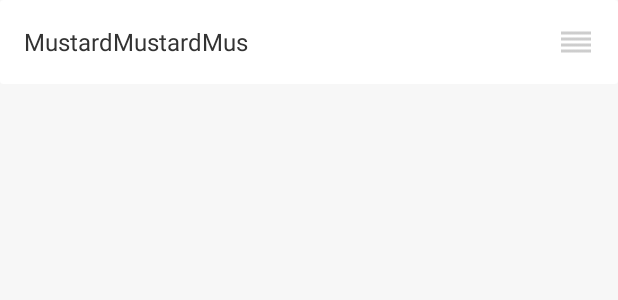
After one commit to xymelon/treasure, an Android app: the layout layout_recycler_view_item.xml on its own in the app's theme, with its tools: preview values and no code run, on a phone screen of 412 x 824 dp. The commit adds this screen. Shown: the top 300 px of the screen. Run offline under Robolectric (Android 15) with nearby library versions, the phone set to English and light mode, and no system bars.

Commit message:
ADD recycler view

```diff
--- a/app/src/main/AndroidManifest.xml
+++ b/app/src/main/AndroidManifest.xml
@@ -35,6 +35,11 @@
             android:label="@string/activity_view"
             android:screenOrientation="portrait" />
 
+        <activity
+            android:name=".activity.RecyclerViewActivity"
+            android:label="@string/activity_recycler_view"
+            android:screenOrientation="portrait" />
+
     </application>
 
 </manifest>
--- a/app/src/main/java/com/xycoding/treasure/activity/CollapsingToolbarActivity.java
+++ b/app/src/main/java/com/xycoding/treasure/activity/CollapsingToolbarActivity.java
@@ -7,7 +7,6 @@ import com.xycoding.treasure.R;
 /**
  * Created by xuyang on 2016/10/27.
  */
-
 public class CollapsingToolbarActivity extends BaseBindingActivity {
 
     @Override
--- a/app/src/main/java/com/xycoding/treasure/view/recyclerview/FooterRecyclerViewAdapter.java
+++ b/app/src/main/java/com/xycoding/treasure/view/recyclerview/FooterRecyclerViewAdapter.java
@@ -56,7 +56,7 @@ public class FooterRecyclerViewAdapter extends RecyclerView.Adapter<RecyclerView
     @Override
     public RecyclerView.ViewHolder onCreateViewHolder(ViewGroup parent, int viewType) {
         if (viewType == VIEW_TYPE_FOOTER) {
-            ViewHolder holder = new ViewHolder(mFooterView);
+            FooterViewHolder holder = new FooterViewHolder(mFooterView);
             if (mRecyclerView.getLayoutManager() instanceof StaggeredGridLayoutManager) {
                 StaggeredGridLayoutManager.LayoutParams layoutParams = new StaggeredGridLayoutManager.LayoutParams
                         (ViewGroup.LayoutParams.MATCH_PARENT, ViewGroup.LayoutParams.WRAP_CONTENT);
@@ -110,8 +110,8 @@ public class FooterRecyclerViewAdapter extends RecyclerView.Adapter<RecyclerView
         mFooterView = view;
     }
 
-    public static class ViewHolder extends RecyclerView.ViewHolder {
-        public ViewHolder(View itemView) {
+    public static class FooterViewHolder extends RecyclerView.ViewHolder {
+        public FooterViewHolder(View itemView) {
             super(itemView);
         }
     }
--- a/app/src/main/res/layout/activity_view.xml
+++ b/app/src/main/res/layout/activity_view.xml
@@ -53,11 +53,11 @@
                 android:hint="输入东西试试" />
 
             <Button
-                android:id="@+id/btn_order"
+                android:id="@+id/btn_recycler_view"
                 android:layout_width="match_parent"
                 android:layout_height="wrap_content"
                 android:layout_marginTop="16dp"
-                android:text="拖动排序" />
+                android:text="RecyclerView" />
 
         </LinearLayout>
 
--- /dev/null
+++ b/app/src/main/res/layout/layout_recycler_view_item.xml
@@ -0,0 +1,43 @@
+<?xml version="1.0" encoding="utf-8"?>
+<layout xmlns:android="http://schemas.android.com/apk/res/android"
+    xmlns:app="http://schemas.android.com/apk/res-auto"
+    xmlns:tools="http://schemas.android.com/tools">
+
+    <FrameLayout
+        android:layout_width="match_parent"
+        android:layout_height="wrap_content">
+
+        <android.support.v7.widget.CardView
+            android:layout_width="match_parent"
+            android:layout_height="56dp"
+            android:background="@color/W1"
+            android:foreground="?attr/selectableItemBackground"
+            app:cardCornerRadius="2dp"
+            app:cardElevation="0dp">
+
+            <ImageView
+                android:id="@+id/iv_sort"
+                android:layout_width="wrap_content"
+                android:layout_height="match_parent"
+                android:layout_gravity="right|center_vertical"
+                android:paddingLeft="16dp"
+                android:paddingRight="16dp"
+                android:scaleType="center"
+                android:src="@drawable/ic_reorder" />
+
+            <TextView
+                android:id="@+id/tv_label"
+                android:layout_width="match_parent"
+                android:layout_height="wrap_content"
+                android:layout_gravity="center_vertical"
+                android:layout_marginRight="56dp"
+                android:paddingLeft="16dp"
+                android:textColor="@color/G20"
+                android:textSize="@dimen/S16"
+                tools:text="MustardMustardMus" />
+
+        </android.support.v7.widget.CardView>
+
+    </FrameLayout>
+
+</layout>
--- a/app/src/main/res/values/strings.xml
+++ b/app/src/main/res/values/strings.xml
@@ -6,6 +6,7 @@
     <string name="activity_collapsing_toolbar">CollapsingToolbar</string>
     <string name="activity_dialog">Dialog</string>
     <string name="activity_view">View</string>
+    <string name="activity_recycler_view">RecyclerView</string>
 
     <string name="label_holder">We challenged ourselves to create a visual language for our users that synthesizes the classic principles of good design with the innovation and possibility of technology and science. This is material design. This spec is a living document that will be updated as we continue to develop the tenets and specifics of material design.</string>
 </resources>
```
Also changed, not shown: app/src/main/java/com/xycoding/treasure/activity/RecyclerViewActivity.java (added, +62 -0 lines), app/src/main/java/com/xycoding/treasure/activity/ViewActivity.java (+10 -3 lines), app/src/main/java/com/xycoding/treasure/adapter/RecyclerViewAdapter.java (added, +111 -0 lines), app/src/main/java/com/xycoding/treasure/view/recyclerview/ItemDragCallBack.java (+5 -4 lines), app/src/main/java/com/xycoding/treasure/view/recyclerview/OnItemTouchListener.java (+7 -0 lines), app/src/main/res/drawable-xhdpi/material_shadow_z3.xml (added, +19 -0 lines), app/src/main/res/drawable-xxhdpi/material_shadow_z3.xml (added, +19 -0 lines), app/src/main/res/layout/activity_recycler_view.xml (added, +30 -0 lines), app/src/main/res/drawable-xhdpi/ic_reorder.png (added), app/src/main/res/drawable-xxhdpi/ic_reorder.png (added), app/src/main/res/drawable/material_shadow_z3_xhdpi.9.png (added), app/src/main/res/drawable/material_shadow_z3_xxhdpi.9.png (added).
